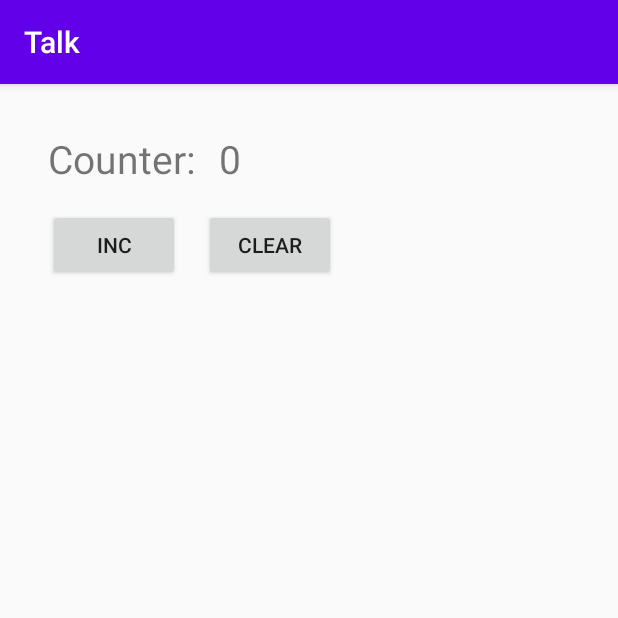
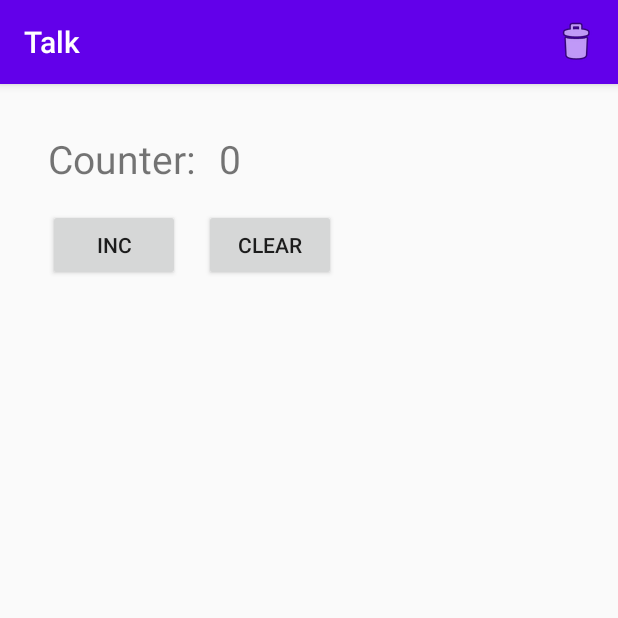
Before and after one commit to AntropovD/NotesApp, an Android app: the screen it shows after launch (MainActivity), on a phone screen of 412 x 824 dp, the top half of it. Run offline under Robolectric (Android 15) with nearby library versions, the phone set to English and light mode, and no system bars; our stand-ins replace data binding.

Commit message:
Add options menu

```diff
--- a/app/src/main/java/com/antropov/talk/contactlist/ContactListFragment.kt
+++ b/app/src/main/java/com/antropov/talk/contactlist/ContactListFragment.kt
@@ -2,10 +2,14 @@ package com.antropov.talk.contactlist
 
 import android.os.Bundle
 import android.view.LayoutInflater
+import android.view.Menu
+import android.view.MenuInflater
+import android.view.MenuItem
 import android.view.View
 import android.view.ViewGroup
 import androidx.fragment.app.Fragment
 import androidx.lifecycle.ViewModelProviders
+import com.antropov.talk.R
 import com.antropov.talk.databinding.ContactListFragmentBinding
 
 class ContactListFragment : Fragment() {
@@ -27,8 +31,25 @@ class ContactListFragment : Fragment() {
         viewModel.increment()
       }
     }
+    setHasOptionsMenu(true)
     return binding.root
   }
+
+  override fun onCreateOptionsMenu(menu: Menu, inflater: MenuInflater) {
+    inflater.inflate(R.menu.menu, menu)
+    super.onCreateOptionsMenu(menu, inflater)
+  }
+
+  override fun onOptionsItemSelected(item: MenuItem) =
+    when (item.itemId) {
+      R.id.clear_menu -> {
+        viewModel.clear()
+        true
+      }
+      else -> {
+        super.onOptionsItemSelected(item)
+      }
+    }
 
   interface Callback {
     fun increment()
--- /dev/null
+++ b/app/src/main/res/menu/menu.xml
@@ -0,0 +1,10 @@
+<?xml version="1.0" encoding="utf-8"?>
+<menu xmlns:android="http://schemas.android.com/apk/res/android"
+    xmlns:app="http://schemas.android.com/apk/res-auto">
+
+  <item
+      android:id="@+id/clear_menu"
+      android:icon="@android:drawable/ic_menu_delete"
+      android:title="@string/clear"
+      app:showAsAction="always|withText" />
+</menu>
--- a/app/src/main/res/values/strings.xml
+++ b/app/src/main/res/values/strings.xml
@@ -1,6 +1,6 @@
 <resources>
     <string name="app_name">Talk</string>
     <string name="counter">Counter: </string>
+    <string name="inc">Inc</string>
     <string name="clear">Clear</string>
-    <string name="inc">Inc</string>
 </resources>
```
